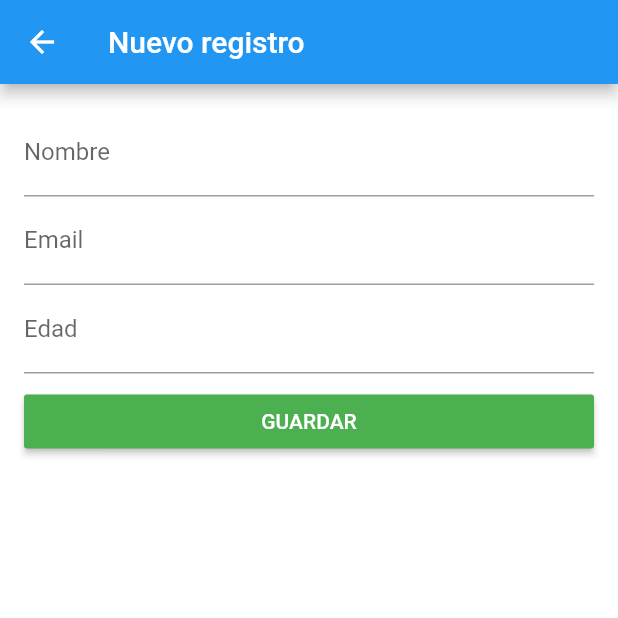
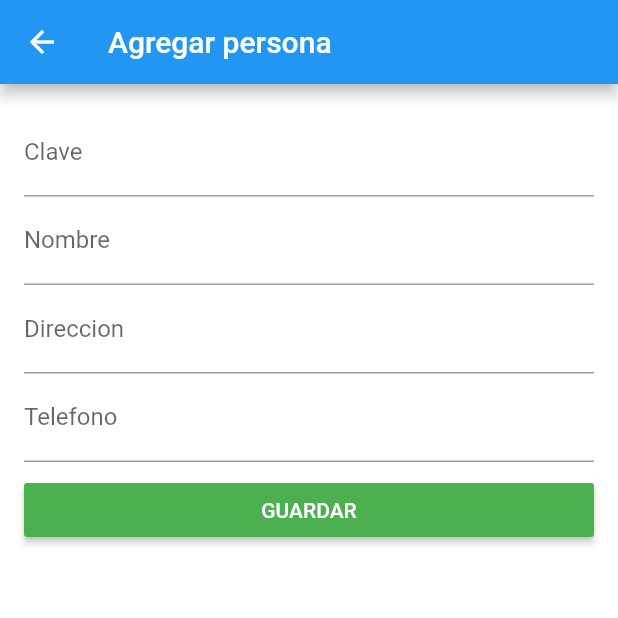
Before and after one commit to Empresaurios-MX/Desarrollo-De-Aplicaciones-Equipo-5, a Flutter app: the screen it shows after launch, after a tap on the "add" icon, on a phone screen of 412 x 824 dp, the top half of it. Run offline on Flutter 3.47's test engine with Material 2 defaults, Android fonts, the phone set to English and light mode, and no system bars; network calls fail.

Commit message:
Prototipo flutter actualizado con la API Personas

```diff
--- a/Desarrollo/Flutter - Prototipo/empresa_uv/lib/src/app.dart
+++ b/Desarrollo/Flutter - Prototipo/empresa_uv/lib/src/app.dart
@@ -1,5 +1,5 @@
 import 'package:flutter/material.dart';
-import 'package:empresauv/src/ui/profile/profile_add.dart';
+import 'package:empresauv/src/ui/profile/person_add.dart';
 import 'package:empresauv/src/ui/home/home_screen.dart';
 
 GlobalKey<ScaffoldState> _scaffoldState = GlobalKey<ScaffoldState>();
@@ -17,7 +17,7 @@ class App extends StatelessWidget {
         key: _scaffoldState,
         appBar: AppBar(
           title: Text(
-            "Empresa UV",
+            "Empresaurios",
             style: TextStyle(
               color: Colors.white,
             ),
@@ -28,7 +28,7 @@ class App extends StatelessWidget {
                 Navigator.push(
                   _scaffoldState.currentContext,
                   MaterialPageRoute(builder: (BuildContext context) {
-                    return ProfileAddScreen();
+                    return PersonAddScreen();
                   }),
                 );
               },
--- /dev/null
+++ b/Desarrollo/Flutter - Prototipo/empresa_uv/lib/src/model/person.dart
@@ -0,0 +1,35 @@
+import 'dart:convert';
+
+class Persona {
+  String clave;
+  String nombre;
+  String direccion;
+  String telefono;
+
+  Persona({this.clave, this.nombre, this.direccion, this.telefono});
+
+  factory Persona.fromJson(Map<String, dynamic> map) {
+    return Persona(
+        clave: map["clave"], nombre: map["nombre"], direccion: map["direccion"], telefono: map["telefono"]);
+  }
+
+  Map<String, dynamic> toJson() {
+    return {"clave": clave, "nombre": nombre, "direccion": direccion, "telefono": telefono};
+  }
+
+  @override
+  String toString() {
+    return 'Persona{id: $clave, nombre: $nombre, direccion: $direccion, telefono: $telefono}';
+  }
+
+}
+
+List<Persona> profileFromJson(String jsonData) {
+  final data = json.decode(jsonData);
+  return List<Persona>.from(data.map((item) => Persona.fromJson(item)));
+}
+
+String profileToJson(Persona data) {
+  final jsonData = data.toJson();
+  return json.encode(jsonData);
+}
--- a/Desarrollo/Flutter - Prototipo/empresa_uv/lib/src/model/profile.dart
+++ /dev/null
@@ -1,35 +0,0 @@
-import 'dart:convert';
-
-class Profile {
-  int id;
-  String name;
-  String email;
-  int age;
-
-  Profile({this.id = 0, this.name, this.email, this.age});
-
-  factory Profile.fromJson(Map<String, dynamic> map) {
-    return Profile(
-        id: map["id"], name: map["name"], email: map["email"], age: map["age"]);
-  }
-
-  Map<String, dynamic> toJson() {
-    return {"id": id, "name": name, "email": email, "age": age};
-  }
-
-  @override
-  String toString() {
-    return 'Profile{id: $id, name: $name, email: $email, age: $age}';
-  }
-
-}
-
-List<Profile> profileFromJson(String jsonData) {
-  final data = json.decode(jsonData);
-  return List<Profile>.from(data.map((item) => Profile.fromJson(item)));
-}
-
-String profileToJson(Profile data) {
-  final jsonData = data.toJson();
-  return json.encode(jsonData);
-}
--- a/Desarrollo/Flutter - Prototipo/empresa_uv/lib/src/service/profile_service.dart
+++ b/Desarrollo/Flutter - Prototipo/empresa_uv/lib/src/service/person_service.dart
@@ -1,12 +1,12 @@
-import 'package:empresauv/src/model/profile.dart';
+import 'package:empresauv/src/model/person.dart';
 import 'package:http/http.dart' show Client;
 
-class ProfileService {
-  final String baseUrl = "http://api.bengkelrobot.net:8001";
+class PersonaService {
+  final String baseUrl = "http://10.0.2.2:8080";
   Client client = Client();
 
-  Future<List<Profile>> getProfiles() async {
-    final response = await client.get("$baseUrl/api/profile");
+  Future<List<Persona>> getPersons() async {
+    final response = await client.get("$baseUrl/api/personas/");
     if (response.statusCode == 200) {
       return profileFromJson(response.body);
     } else {
@@ -14,22 +14,9 @@ class ProfileService {
     }
   }
 
-  Future<bool> createProfile(Profile data) async {
+  Future<bool> createPerson(Persona data) async {
     final response = await client.post(
-      "$baseUrl/api/profile",
-      headers: {"content-type": "application/json"},
-      body: profileToJson(data),
-    );
-    if (response.statusCode == 201) {
-      return true;
-    } else {
-      return false;
-    }
-  }
-
-  Future<bool> updateProfile(Profile data) async {
-    final response = await client.put(
-      "$baseUrl/api/profile/${data.id}",
+      "$baseUrl/api/personas/",
       headers: {"content-type": "application/json"},
       body: profileToJson(data),
     );
@@ -40,9 +27,22 @@ class ProfileService {
     }
   }
 
-  Future<bool> deleteProfile(int id) async {
+  Future<bool> updatePersona(Persona data) async {
+    final response = await client.put(
+      "$baseUrl/api/personas/",
+      headers: {"content-type": "application/json"},
+      body: profileToJson(data),
+    );
+    if (response.statusCode == 200) {
+      return true;
+    } else {
+      return false;
+    }
+  }
+
+  Future<bool> deletePersona(String id) async {
     final response = await client.delete(
-      "$baseUrl/api/profile/$id",
+      "$baseUrl/api/personas/$id",
       headers: {"content-type": "application/json"},
     );
     if (response.statusCode == 200) {
--- a/Desarrollo/Flutter - Prototipo/empresa_uv/lib/src/ui/home/home_screen.dart
+++ b/Desarrollo/Flutter - Prototipo/empresa_uv/lib/src/ui/home/home_screen.dart
@@ -1,7 +1,7 @@
-import 'package:empresauv/src/service/profile_service.dart';
-import 'package:empresauv/src/ui/profile/profile_add.dart';
+import 'package:empresauv/src/service/person_service.dart';
+import 'package:empresauv/src/ui/profile/person_add.dart';
 import 'package:flutter/material.dart';
-import 'package:empresauv/src/model/profile.dart';
+import 'package:empresauv/src/model/person.dart';
 
 class HomeScreen extends StatefulWidget {
   @override
@@ -10,12 +10,12 @@ class HomeScreen extends StatefulWidget {
 
 class _HomeScreenState extends State<HomeScreen> {
   BuildContext context;
-  ProfileService profileService;
+  PersonaService personaService;
 
   @override
   void initState() {
     super.initState();
-    profileService = ProfileService();
+    personaService = PersonaService();
   }
 
   @override
@@ -23,16 +23,16 @@ class _HomeScreenState extends State<HomeScreen> {
     this.context = context;
     return SafeArea(
       child: FutureBuilder(
-        future: profileService.getProfiles(),
-        builder: (BuildContext context, AsyncSnapshot<List<Profile>> snapshot) {
+        future: personaService.getPersons(),
+        builder: (BuildContext context, AsyncSnapshot<List<Persona>> snapshot) {
           if (snapshot.hasError) {
             return Center(
               child: Text(
                   "Ha ocurrido un error: ${snapshot.error.toString()}"),
             );
           } else if (snapshot.connectionState == ConnectionState.done) {
-            List<Profile> profiles = snapshot.data;
-            return _buildListView(profiles);
+            List<Persona> personas = snapshot.data;
+            return _buildListView(personas);
           } else {
             return Center(
               child: CircularProgressIndicator(),
@@ -43,12 +43,12 @@ class _HomeScreenState extends State<HomeScreen> {
     );
   }
 
-  Widget _buildListView(List<Profile> profiles) {
+  Widget _buildListView(List<Persona> personas) {
     return Padding(
       padding: const EdgeInsets.symmetric(vertical: 8.0, horizontal: 16.0),
       child: ListView.builder(
         itemBuilder: (context, index) {
-          Profile profile = profiles[index];
+          Persona persona = personas[index];
           return Padding(
             padding: const EdgeInsets.only(top: 8.0),
             child: Card(
@@ -59,11 +59,11 @@ class _HomeScreenState extends State<HomeScreen> {
                   crossAxisAlignment: CrossAxisAlignment.start,
                   children: <Widget>[
                     Text(
-                      profile.name,
+                      persona.nombre,
                       style: Theme.of(context).textTheme.title,
                     ),
-                    Text(profile.email),
-                    Text(profile.age.toString()),
+                    Text('Direccion: ' + persona.direccion),
+                    Text('Telefono: ' + persona.telefono),
                     Row(
                       mainAxisAlignment: MainAxisAlignment.end,
                       children: <Widget>[
@@ -75,14 +75,14 @@ class _HomeScreenState extends State<HomeScreen> {
                                   return AlertDialog(
                                     title: Text("Alerta"),
                                     content: Text(
-                                        "¿Está seguro de borrar: ${profile.name}?"),
+                                        "¿Está seguro de borrar: ${persona.nombre}?"),
                                     actions: <Widget>[
                                       FlatButton(
                                         child: Text("Sí"),
                                         onPressed: () {
                                           Navigator.pop(context);
-                                          profileService
-                                              .deleteProfile(profile.id)
+                                          personaService
+                                              .deletePersona((persona.clave))
                                               .then((isSuccess) {
                                             if (isSuccess) {
                                               setState(() {});
@@ -110,7 +110,7 @@ class _HomeScreenState extends State<HomeScreen> {
                                 });
                           },
                           child: Text(
-                            "Borrar",
+                            "Elimnar",
                             style: TextStyle(color: Colors.red),
                           ),
                         ),
@@ -118,7 +118,7 @@ class _HomeScreenState extends State<HomeScreen> {
                           onPressed: () {
                             Navigator.push(context,
                                 MaterialPageRoute(builder: (context) {
-                              return ProfileAddScreen(profile: profile);
+                              return PersonAddScreen(persona: persona);
                             }));
                           },
                           child: Text(
@@ -134,7 +134,7 @@ class _HomeScreenState extends State<HomeScreen> {
             ),
           );
         },
-        itemCount: profiles.length,
+        itemCount: personas.length,
       ),
     );
   }
--- /dev/null
+++ b/Desarrollo/Flutter - Prototipo/empresa_uv/lib/src/ui/profile/person_add.dart
@@ -0,0 +1,228 @@
+import 'package:empresauv/src/model/person.dart';
+import 'package:empresauv/src/service/person_service.dart';
+import 'package:flutter/material.dart';
+
+final GlobalKey<ScaffoldState> _scaffoldState = GlobalKey<ScaffoldState>();
+
+class PersonAddScreen extends StatefulWidget {
+  Persona persona;
+
+  PersonAddScreen({this.persona});
+
+  @override
+  _PersonAddScreenState createState() => _PersonAddScreenState();
+}
+
+class _PersonAddScreenState extends State<PersonAddScreen> {
+  bool _isLoading = false;
+  PersonaService _personService = PersonaService();
+  bool _isFieldClaveValid;
+  bool _isFieldNombreValid;
+  bool _isFieldDireccionValid;
+  bool _isFieldTelefonoValid;
+  TextEditingController _controllerClave = TextEditingController();
+  TextEditingController _controllerNombre = TextEditingController();
+  TextEditingController _controllerDireccion = TextEditingController();
+  TextEditingController _controllerTelefono = TextEditingController();
+
+  @override
+  void initState() {
+    if (widget.persona != null) {
+      _isFieldClaveValid = true;
+      _controllerClave.text = widget.persona.clave;
+      _isFieldNombreValid = true;
+      _controllerNombre.text = widget.persona.nombre;
+      _isFieldDireccionValid = true;
+      _controllerDireccion.text = widget.persona.direccion;
+      _isFieldTelefonoValid = true;
+      _controllerTelefono.text = widget.persona.telefono;
+    }
+    super.initState();
+  }
+
+  @override
+  Widget build(BuildContext context) {
+    return Scaffold(
+      key: _scaffoldState,
+      appBar: AppBar(
+        iconTheme: IconThemeData(color: Colors.white),
+        title: Text(
+          widget.persona == null ? "Agregar persona" : "Actualizar datos",
+          style: TextStyle(color: Colors.white),
+        ),
+      ),
+      body: Stack(
+        children: <Widget>[
+          Padding(
+            padding: const EdgeInsets.all(16.0),
+            child: Column(
+              crossAxisAlignment: CrossAxisAlignment.stretch,
+              children: <Widget>[
+                _buildTextFieldClave(),
+                _buildTextFieldNombre(),
+                _buildTextFieldDireccion(),
+                _buildTextFieldTelefono(),
+                Padding(
+                  padding: const EdgeInsets.only(top: 8.0),
+                  child: RaisedButton(
+                    child: Text(
+                      widget.persona == null
+                          ? "Guardar".toUpperCase()
+                          : "Actualizar".toUpperCase(),
+                      style: TextStyle(
+                        color: Colors.white,
+                      ),
+                    ),
+                    onPressed: () {
+                      if (_isFieldNombreValid == null ||
+                          _isFieldDireccionValid == null ||
+                          _isFieldTelefonoValid == null ||
+                          !_isFieldNombreValid ||
+                          !_isFieldDireccionValid ||
+                          !_isFieldTelefonoValid) {
+                        _scaffoldState.currentState.showSnackBar(
+                          SnackBar(
+                            content: Text("Por favor rellene todos lo campos"),
+                          ),
+                        );
+                        return;
+                      }
+                      setState(() => _isLoading = true);
+                      String clave = _controllerClave.text.toString();
+                      String nombre = _controllerNombre.text.toString();
+                      String direccion = _controllerDireccion.text.toString();
+                      String telefono = _controllerTelefono.text.toString();
+                      Persona persona = Persona(
+                          clave: clave,
+                          nombre: nombre,
+                          direccion: direccion,
+                          telefono: telefono);
+                      if (widget.persona == null) {
+                        debugPrint(persona.toString());
+                        _personService.createPerson(persona).then((isSuccess) {
+                          setState(() => _isLoading = false);
+                          if (isSuccess) {
+                            Navigator.pop(_scaffoldState.currentState.context);
+                          } else {
+                            _scaffoldState.currentState.showSnackBar(SnackBar(
+                              content: Text("Error al guardar"),
+                            ));
+                          }
+                        });
+                      } else {
+                        persona.clave = widget.persona.clave;
+                        _personService.updatePersona(persona).then((isSuccess) {
+                          setState(() => _isLoading = false);
+                          if (isSuccess) {
+                            Navigator.pop(_scaffoldState.currentState.context);
+                          } else {
+                            _scaffoldState.currentState.showSnackBar(SnackBar(
+                              content: Text("Error al actulizar!"),
+                            ));
+                          }
+                        });
+                      }
+                    },
+                    color: Colors.green,
+                  ),
+                )
+              ],
+            ),
+          ),
+          _isLoading
+              ? Stack(
+                  children: <Widget>[
+                    Opacity(
+                      opacity: 0.3,
+                      child: ModalBarrier(
+                        dismissible: false,
+                        color: Colors.grey,
+                      ),
+                    ),
+                    Center(
+                      child: CircularProgressIndicator(),
+                    ),
+                  ],
+                )
+              : Container(),
+        ],
+      ),
+    );
+  }
+
+  Widget _buildTextFieldClave() {
+    return TextField(
+      controller: _controllerClave,
+      keyboardType: TextInputType.text,
+      decoration: InputDecoration(
+        labelText: "Clave",
+        errorText: _isFieldClaveValid == null || _isFieldClaveValid
+            ? null
+            : "Clave es requerida",
+      ),
+      onChanged: (value) {
+        bool isFieldValid = value.trim().isNotEmpty;
+        if (isFieldValid != _isFieldClaveValid) {
+          setState(() => _isFieldClaveValid = isFieldValid);
+        }
+      },
+    );
+  }
+
+  Widget _buildTextFieldNombre() {
+    return TextField(
+      controller: _controllerNombre,
+      keyboardType: TextInputType.text,
+      decoration: InputDecoration(
+        labelText: "Nombre",
+        errorText: _isFieldNombreValid == null || _isFieldNombreValid
+            ? null
+            : "Nombre es requerido",
+      ),
+      onChanged: (value) {
+        bool isFieldValid = value.trim().isNotEmpty;
+        if (isFieldValid != _isFieldNombreValid) {
+          setState(() => _isFieldNombreValid = isFieldValid);
+        }
+      },
+    );
+  }
+
+  Widget _buildTextFieldDireccion() {
+    return TextField(
+      controller: _controllerDireccion,
+      keyboardType: TextInputType.text,
+      decoration: InputDecoration(
+        labelText: "Direccion",
+        errorText: _isFieldDireccionValid == null || _isFieldDireccionValid
+            ? null
+            : "Direccion es requerida",
+      ),
+      onChanged: (value) {
+        bool isFieldValid = value.trim().isNotEmpty;
+        if (isFieldValid != _isFieldDireccionValid) {
+          setState(() => _isFieldDireccionValid = isFieldValid);
+        }
+      },
+    );
+  }
+
+  Widget _buildTextFieldTelefono() {
+    return TextField(
+      controller: _controllerTelefono,
+      keyboardType: TextInputType.text,
+      decoration: InputDecoration(
+        labelText: "Telefono",
+        errorText: _isFieldTelefonoValid == null || _isFieldTelefonoValid
+            ? null
+            : "Telefono es requerido",
+      ),
+      onChanged: (value) {
+        bool isFieldValid = value.trim().isNotEmpty;
+        if (isFieldValid != _isFieldTelefonoValid) {
+          setState(() => _isFieldTelefonoValid = isFieldValid);
+        }
+      },
+    );
+  }
+}
--- a/Desarrollo/Flutter - Prototipo/empresa_uv/lib/src/ui/profile/profile_add.dart
+++ /dev/null
@@ -1,199 +0,0 @@
-import 'package:empresauv/src/model/profile.dart';
-import 'package:empresauv/src/service/profile_service.dart';
-import 'package:flutter/material.dart';
-
-final GlobalKey<ScaffoldState> _scaffoldState = GlobalKey<ScaffoldState>();
-
-class ProfileAddScreen extends StatefulWidget {
-  Profile profile;
-
-  ProfileAddScreen({this.profile});
-
-  @override
-  _ProfileAddScreenState createState() => _ProfileAddScreenState();
-}
-
-class _ProfileAddScreenState extends State<ProfileAddScreen> {
-  bool _isLoading = false;
-  ProfileService _profileService = ProfileService();
-  bool _isFieldNameValid;
-  bool _isFieldEmailValid;
-  bool _isFieldAgeValid;
-  TextEditingController _controllerName = TextEditingController();
-  TextEditingController _controllerEmail = TextEditingController();
-  TextEditingController _controllerAge = TextEditingController();
-
-  @override
-  void initState() {
-    if (widget.profile != null) {
-      _isFieldNameValid = true;
-      _controllerName.text = widget.profile.name;
-      _isFieldEmailValid = true;
-      _controllerEmail.text = widget.profile.email;
-      _isFieldAgeValid = true;
-      _controllerAge.text = widget.profile.age.toString();
-    }
-    super.initState();
-  }
-
-  @override
-  Widget build(BuildContext context) {
-    return Scaffold(
-      key: _scaffoldState,
-      appBar: AppBar(
-        iconTheme: IconThemeData(color: Colors.white),
-        title: Text(
-          widget.profile == null ? "Nuevo registro" : "Actulizar datos",
-          style: TextStyle(color: Colors.white),
-        ),
-      ),
-      body: Stack(
-        children: <Widget>[
-          Padding(
-            padding: const EdgeInsets.all(16.0),
-            child: Column(
-              crossAxisAlignment: CrossAxisAlignment.stretch,
-              children: <Widget>[
-                _buildTextFieldName(),
-                _buildTextFieldEmail(),
-                _buildTextFieldAge(),
-                Padding(
-                  padding: const EdgeInsets.only(top: 8.0),
-                  child: RaisedButton(
-                    child: Text(
-                      widget.profile == null
-                          ? "Guardar".toUpperCase()
-                          : "Actualizar".toUpperCase(),
-                      style: TextStyle(
-                        color: Colors.white,
-                      ),
-                    ),
-                    onPressed: () {
-                      if (_isFieldNameValid == null ||
-                          _isFieldEmailValid == null ||
-                          _isFieldAgeValid == null ||
-                          !_isFieldNameValid ||
-                          !_isFieldEmailValid ||
-                          !_isFieldAgeValid) {
-                        _scaffoldState.currentState.showSnackBar(
-                          SnackBar(
-                            content: Text("Por favor rellene todos lo campos!"),
-                          ),
-                        );
-                        return;
-                      }
-                      setState(() => _isLoading = true);
-                      String name = _controllerName.text.toString();
-                      String email = _controllerEmail.text.toString();
-                      int age = int.parse(_controllerAge.text.toString());
-                      Profile profile =
-                          Profile(name: name, email: email, age: age);
-                      if (widget.profile == null) {
-                        _profileService.createProfile(profile).then((isSuccess) {
-                          setState(() => _isLoading = false);
-                          if (isSuccess) {
-                            Navigator.pop(_scaffoldState.currentState.context);
-                          } else {
-                            _scaffoldState.currentState.showSnackBar(SnackBar(
-                              content: Text("Error al guardar"),
-                            ));
-                          }
-                        });
-                      } else {
-                        profile.id = widget.profile.id;
-                        _profileService.updateProfile(profile).then((isSuccess) {
-                          setState(() => _isLoading = false);
-                          if (isSuccess) {
-                            Navigator.pop(_scaffoldState.currentState.context);
-                          } else {
-                            _scaffoldState.currentState.showSnackBar(SnackBar(
-                              content: Text("Error al actulizar!"),
-                            ));
-                          }
-                        });
-                      }
-                    },
-                    color: Colors.green,
-                  ),
-                )
-              ],
-            ),
-          ),
-          _isLoading
-              ? Stack(
-                  children: <Widget>[
-                    Opacity(
-                      opacity: 0.3,
-                      child: ModalBarrier(
-                        dismissible: false,
-                        color: Colors.grey,
-                      ),
-                    ),
-                    Center(
-                      child: CircularProgressIndicator(),
-                    ),
-                  ],
-                )
-              : Container(),
-        ],
-      ),
-    );
-  }
-
-  Widget _buildTextFieldName() {
-    return TextField(
-      controller: _controllerName,
-      keyboardType: TextInputType.text,
-      decoration: InputDecoration(
-        labelText: "Nombre",
-        errorText: _isFieldNameValid == null || _isFieldNameValid
-            ? null
-            : "Nombre es reuqerido",
-      ),
-      onChanged: (value) {
-        bool isFieldValid = value.trim().isNotEmpty;
-        if (isFieldValid != _isFieldNameValid) {
-          setState(() => _isFieldNameValid = isFieldValid);
-        }
-      },
-    );
-  }
-
-  Widget _buildTextFieldEmail() {
-    return TextField(
-      controller: _controllerEmail,
-      keyboardType: TextInputType.emailAddress,
-      decoration: InputDecoration(
-        labelText: "Email",
-        errorText: _isFieldEmailValid == null || _isFieldEmailValid
-            ? null
-            : "Email es requerido",
-      ),
-      onChanged: (value) {
-        bool isFieldValid = value.trim().isNotEmpty;
-        if (isFieldValid != _isFieldEmailValid) {
-          setState(() => _isFieldEmailValid = isFieldValid);
-        }
-      },
-    );
-  }
-
-  Widget _buildTextFieldAge() {
-    return TextField(
-      controller: _controllerAge,
-      keyboardType: TextInputType.number,
-      decoration: InputDecoration(
-        labelText: "Edad",
-        errorText: _isFieldAgeValid == null || _isFieldAgeValid
-            ? null
-            : "Edad es requerido",
-      ),
-      onChanged: (value) {
-        bool isFieldValid = value.trim().isNotEmpty;
-        if (isFieldValid != _isFieldAgeValid) {
-          setState(() => _isFieldAgeValid = isFieldValid);
-        }
-      },
-    );
-  }
-}
```
